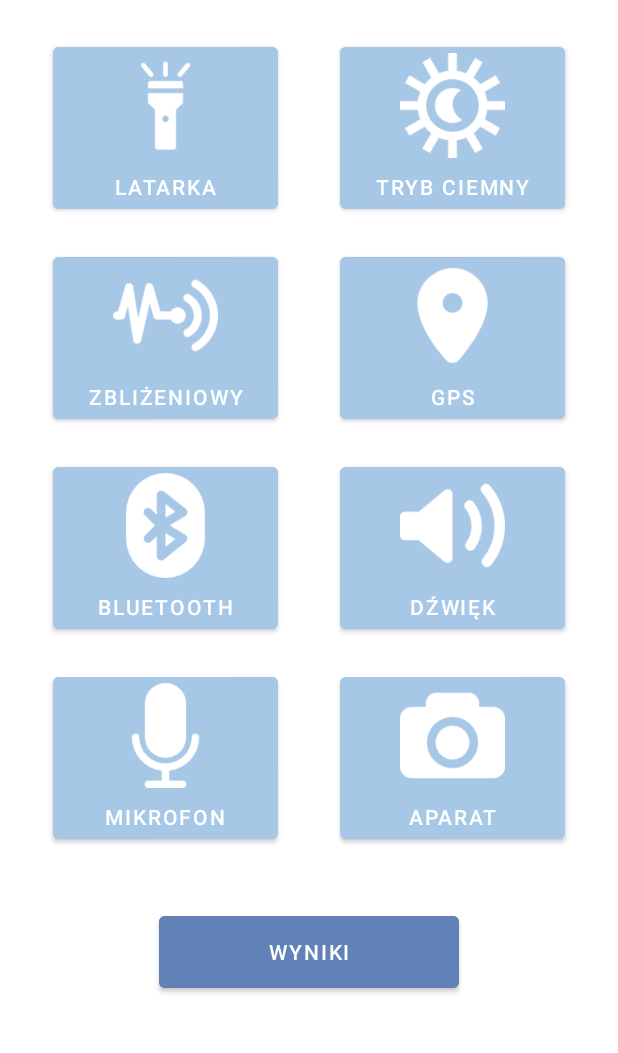
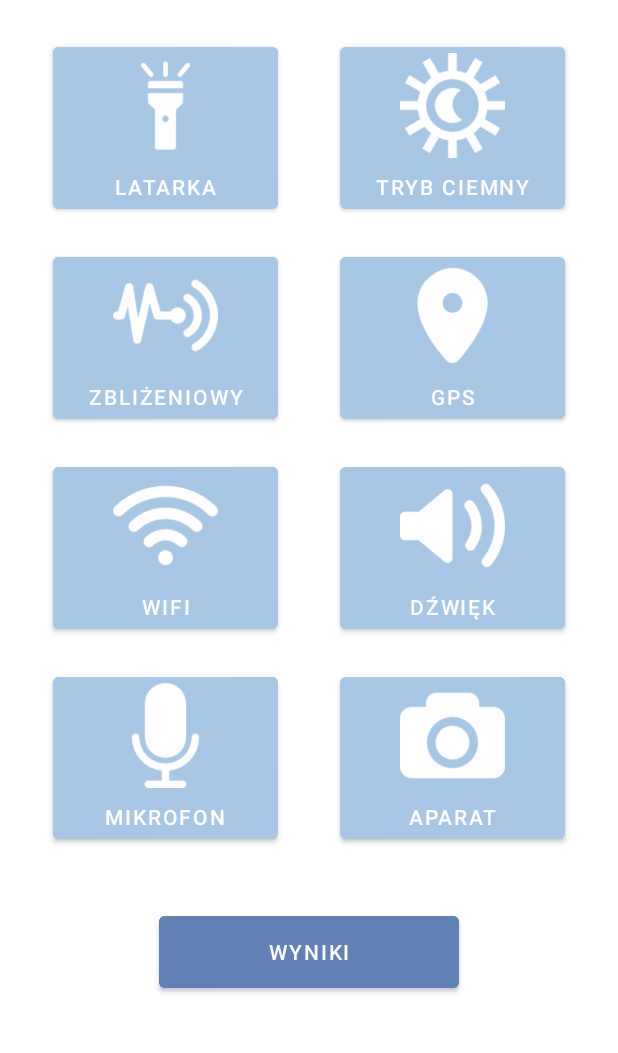
Before and after one commit to Nnunka/Ttest, an Android app: the screen it shows after launch (MainActivity), on a phone screen of 412 x 824 dp, the part 180-1233 px from its top. Run offline under Robolectric (Android 15) with nearby library versions, the phone set to English and light mode, and no system bars.

Commit message:
dodanie obrazka pod test wifi

```diff
--- a/app/src/main/res/layout/activity_main.xml
+++ b/app/src/main/res/layout/activity_main.xml
@@ -89,7 +89,7 @@
         app:layout_constraintEnd_toEndOf="parent"
         app:layout_constraintTop_toBottomOf="@+id/button_2" />
 
-    <!--bluetooth-->
+    <!--wifi-->
     <Button
         android:id="@+id/button_5"
         android:layout_width="150dp"
@@ -97,8 +97,8 @@
         android:layout_marginStart="35dp"
         android:layout_marginTop="20dp"
         android:backgroundTint="#A7C7E7"
-        android:text="Bluetooth"
-        app:icon="@drawable/bluetooth"
+        android:text="Wifi"
+        app:icon="@drawable/wifi"
         app:iconGravity="top"
         app:iconSize="70dp"
         app:layout_constraintStart_toStartOf="parent"
```
Also changed, not shown: app/src/main/res/drawable/wifi.png (added).
